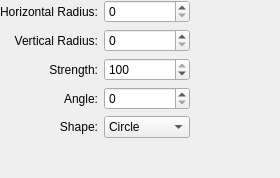
Qt form plugins/filters/blur/wdgblur.ui (KDE/krita) before a commit.
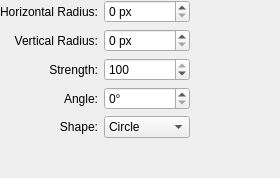
The same form after that commit. Custom widgets are drawn as their Qt base class.

Commit message: UI - add suffix to the blur filter

Patch:
```diff
--- a/plugins/filters/blur/wdgblur.ui
+++ b/plugins/filters/blur/wdgblur.ui
@@ -28,7 +28,11 @@
     </widget>
    </item>
    <item row="0" column="1">
-    <widget class="QSpinBox" name="intHalfWidth"/>
+    <widget class="QSpinBox" name="intHalfWidth">
+     <property name="suffix">
+      <string> px</string>
+     </property>
+    </widget>
    </item>
    <item row="0" column="3" rowspan="2">
     <spacer>
@@ -60,7 +64,11 @@
     </widget>
    </item>
    <item row="1" column="1">
-    <widget class="QSpinBox" name="intHalfHeight"/>
+    <widget class="QSpinBox" name="intHalfHeight">
+     <property name="suffix">
+      <string> px</string>
+     </property>
+    </widget>
    </item>
    <item row="2" column="0">
     <widget class="QLabel" name="textLabel3">
@@ -103,6 +111,9 @@
    </item>
    <item row="3" column="1">
     <widget class="QSpinBox" name="intAngle">
+     <property name="suffix">
+      <string>°</string>
+     </property>
      <property name="maximum">
       <number>360</number>
      </property>
```
Left out of the diff: 13 changed lines with no effect on the pictures.
